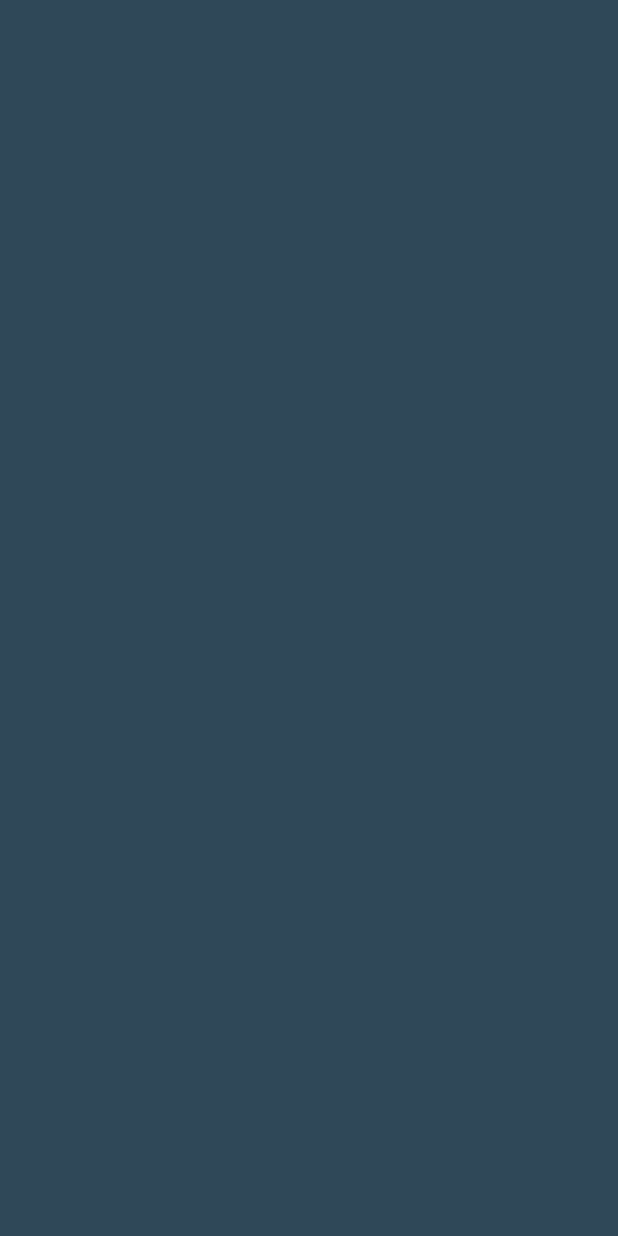
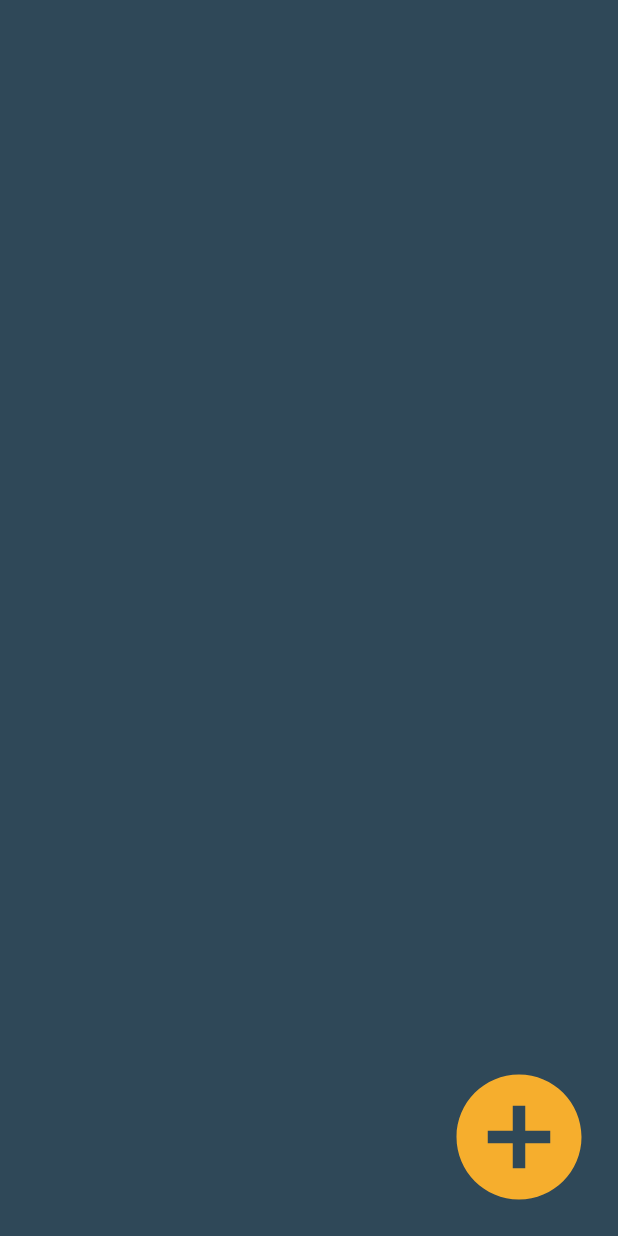
Before and after one commit to jose-omar-landa/Health_Management_App, an Android app: the HealthHistoryPage screen opened directly, with no data from a screen before it, on a phone screen of 412 x 824 dp. Before the commit the screen is empty. Run offline under Robolectric (Android 15) with nearby library versions, the phone set to English and light mode, and no system bars.

Commit message:
created "Add Health History" button on HealthHistoryPage.java that starts the AddHealthHistory activity

```diff
--- a/app/src/main/java/com/example/healthmanagerapp/HealthHistoryPage.java
+++ b/app/src/main/java/com/example/healthmanagerapp/HealthHistoryPage.java
@@ -2,13 +2,29 @@ package com.example.healthmanagerapp;
 
 import androidx.appcompat.app.AppCompatActivity;
 
+import android.content.Intent;
 import android.os.Bundle;
+import android.view.View;
+import android.widget.Button;
+import android.widget.ImageButton;
 
 public class HealthHistoryPage extends AppCompatActivity {
+
+    ImageButton addHealthProblem;
 
     @Override
     protected void onCreate(Bundle savedInstanceState) {
         super.onCreate(savedInstanceState);
         setContentView(R.layout.activity_health_history_page);
+
+        addHealthProblem = findViewById(R.id.addHealthHistButton);
+
+        addHealthProblem.setOnClickListener(new View.OnClickListener() {
+            @Override
+            public void onClick(View view) {
+                Intent i = new Intent(HealthHistoryPage.this, AddHealthHistoryPage.class);
+                startActivity(i);
+            }
+        });
     }
 }
--- /dev/null
+++ b/app/src/main/res/drawable/add_circle_icon.xml
@@ -0,0 +1,5 @@
+<vector android:height="100dp" android:tint="#000000"
+    android:viewportHeight="24" android:viewportWidth="24"
+    android:width="100dp" xmlns:android="http://schemas.android.com/apk/res/android">
+    <path android:fillColor="@android:color/white" android:pathData="M12,2C6.48,2 2,6.48 2,12s4.48,10 10,10 10,-4.48 10,-10S17.52,2 12,2zM17,13h-4v4h-2v-4L7,13v-2h4L11,7h2v4h4v2z"/>
+</vector>
--- a/app/src/main/res/layout/activity_health_history_page.xml
+++ b/app/src/main/res/layout/activity_health_history_page.xml
@@ -8,32 +8,18 @@
     android:background="@color/main_background"
     tools:context=".HealthHistoryPage">
 
-    <LinearLayout
-        android:id="@+id/linearLayout01"
-        android:layout_width="match_parent"
-        android:layout_height="100dp"
+    <ImageButton
+        android:id="@+id/addHealthHistButton"
+        android:layout_width="wrap_content"
+        android:layout_height="wrap_content"
+        android:layout_marginBottom="16dp"
+        android:background="@color/main_background"
+        android:src="@drawable/add_circle_icon"
+        app:layout_constraintBottom_toBottomOf="parent"
         app:layout_constraintEnd_toEndOf="parent"
+        app:layout_constraintHorizontal_bias="0.948"
         app:layout_constraintStart_toStartOf="parent"
-        app:layout_constraintTop_toTopOf="parent"
-        android:orientation="horizontal" />
-
-    <LinearLayout
-        android:id="@+id/linearLayout02"
-        android:layout_width="match_parent"
-        android:layout_height="100dp"
-        android:orientation="horizontal"
-        app:layout_constraintEnd_toEndOf="parent"
-        app:layout_constraintStart_toStartOf="parent"
-        app:layout_constraintTop_toBottomOf="@+id/linearLayout01" />
-
-    <LinearLayout
-        android:id="@+id/linearLayout03"
-        android:layout_width="match_parent"
-        android:layout_height="100dp"
-        android:orientation="horizontal"
-        app:layout_constraintEnd_toEndOf="parent"
-        app:layout_constraintStart_toStartOf="parent"
-        app:layout_constraintTop_toBottomOf="@+id/linearLayout02" />
+        app:tint="@color/icon_color" />
 
 
 </androidx.constraintlayout.widget.ConstraintLayout>
```
